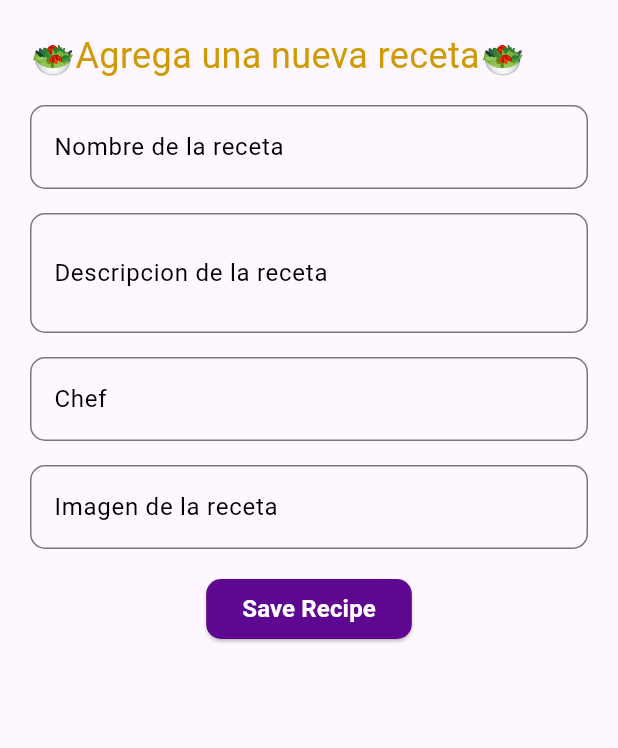
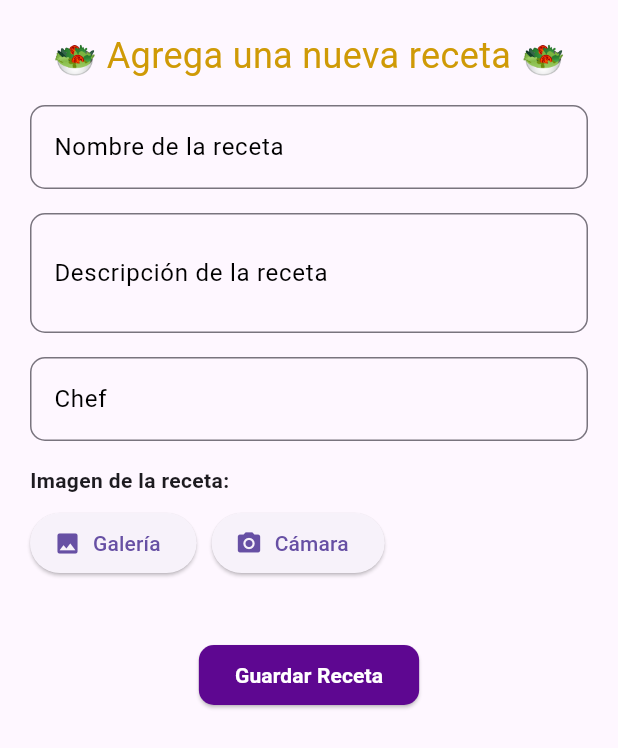
Before and after one commit to Josue-01/moviles, a Flutter app: the RecipeForm widget shown alone on an empty page, opened directly, on a phone screen of 412 x 824 dp. Shown: the top 748 px of the screen. Run offline on Flutter 3.47's test engine with Material 3 defaults, Android fonts, the phone set to English and light mode, and no system bars; our stand-ins replace image_picker; network calls fail; Roboto replaces fonts that are missing (Quicksand).

Commit message:
Ultimos cambios

```diff
--- a/lib/main.dart
+++ b/lib/main.dart
@@ -145,7 +145,7 @@ class _RecibeBokState extends State<RecibeBok> {
           child: AppBar(
             backgroundColor: const Color.fromARGB(255, 94, 7, 145),
             title: const Text(
-              ' ecetas🍽️',
+              'Recetas🍽️',
               style: TextStyle(color: Colors.white),
             ),
             actions: [
--- a/lib/screens/home_screen.dart
+++ b/lib/screens/home_screen.dart
@@ -1,54 +1,11 @@
+import 'dart:io';
+
 import 'package:flutter/material.dart';
+import 'package:image_picker/image_picker.dart';
 import 'package:provider/provider.dart';
 import 'package:proyect_recetas_comidas/providers/recipes_provider.dart';
 import 'package:proyect_recetas_comidas/screens/recipe_detail.dart';
 
-// class HomeScreen extends StatelessWidget {
-//   const HomeScreen({super.key});
-
-//   @override
-//   Widget build(BuildContext context) {
-//     // final recipesProvider = Provider.of<RecipesProvider>(context);
-//     final recipesProvider = Provider.of<RecipesProvider>(
-//       context,
-//       listen: false,
-//     );
-//     recipesProvider.FetchRecipes(); //llamamos a la funcion para que se ejecute al iniciar la app
-
-//     return Scaffold(
-//       body: Consumer<RecipesProvider>(
-//         builder: (context, provider, child) {
-//           if (provider.isLoading) {
-//             return const Center(
-//               child: CircularProgressIndicator(),
-//             ); //si no carga el dato que apareza un circulo de carga
-//           } else if (provider.recipes.isEmpty) {
-//             //en el caso de que llegue vacio, y preguntamos si esta llegando al snapchot
-//             return const Center(child: Text('No se encontraron recetas'));
-//           } else {
-//             return ListView.builder(
-//               itemCount:
-//                   provider
-//                       .recipes
-//                       .length, //para contar cuantos objetos o recetas tiene dentro del listado
-//               itemBuilder: (context, index) {
-//                 return _RecipesCard(context, provider.recipes[index]);
-//               },
-//             );
-//           }
-//         },
-//       ),
-//       //FloatingActionButton recibira un widget de
-//       floatingActionButton: FloatingActionButton(
-//         backgroundColor: Colors.orange,
-//         child: Icon(Icons.add, color: Colors.white),
-//         //onPressed es para que cuando se presione el boton haga algo
-//         onPressed: () {
-//           _showBottom(context);
-//         },
-//       ), //FloatingActionButton
-//     );
-//   }
 
 class HomeScreen extends StatelessWidget {
   const HomeScreen({super.key});
@@ -71,6 +28,7 @@ class HomeScreen extends StatelessWidget {
             fit: BoxFit.cover,
             ),
           ),
+
 
           // Contenido de recetas
           Consumer<RecipesProvider>(
@@ -186,156 +144,305 @@ class HomeScreen extends StatelessWidget {
   }
 }
 
-// formulario, para creer una receta
-class RecipeForm extends StatelessWidget {
+class RecipeForm extends StatefulWidget {
   const RecipeForm({super.key});
+
+  @override
+  State<RecipeForm> createState() => _RecipeFormState();
+}
+
+class _RecipeFormState extends State<RecipeForm> {
+  final _formKey = GlobalKey<FormState>();
+
+  final TextEditingController _nombreDeLaReceta = TextEditingController();
+  final TextEditingController _descripcionDeLaReceta = TextEditingController();
+  final TextEditingController _chef = TextEditingController();
+
+  File? _imagenSeleccionada;
+
+  Future<void> _seleccionarImagen(ImageSource source) async {
+    final picker = ImagePicker();
+    final pickedFile = await picker.pickImage(source: source);
+
+    if (pickedFile != null) {
+      setState(() {
+        _imagenSeleccionada = File(pickedFile.path);
+      });
+    }
+  }
+
+  Widget _buildTextField({
+    required String label,
+    required TextEditingController controller,
+    required String? Function(String?) validator,
+    int maxLines = 1,
+  }) {
+    return TextFormField(
+      controller: controller,
+      decoration: InputDecoration(
+        labelText: label,
+        labelStyle: TextStyle(fontFamily: 'Quicksand', color: Colors.black),
+        border: OutlineInputBorder(borderRadius: BorderRadius.circular(10)),
+        focusedBorder: OutlineInputBorder(
+          borderSide: BorderSide(color: Colors.blueAccent),
+          borderRadius: BorderRadius.circular(10),
+        ),
+      ),
+      validator: validator,
+      maxLines: maxLines,
+    );
+  }
+
   @override
   Widget build(BuildContext context) {
-    //la llamammos para que se pueda almacenar los valores de los campos
-    final _formKey =
-        GlobalKey<
-          FormState
-        >(); //FormState  para que sepa que va  guardar el estado del formulario
-    //key esta propiedad y su valor permiite a loq eu seria el valor y obtener toda la info de los campos
+    return Padding(
+      padding: const EdgeInsets.all(20),
+      child: Form(
+        key: _formKey,
+        child: ListView(
+          children: [
+            const Text(
+              '🥗 Agrega una nueva receta 🥗',
+              style: TextStyle(
+                color: Color.fromARGB(255, 207, 154, 6),
+                fontSize: 24,
+              ),
+              textAlign: TextAlign.center,
+            ),
+            const SizedBox(height: 16),
+            _buildTextField(
+              label: 'Nombre de la receta',
+              controller: _nombreDeLaReceta,
+              validator: (value) =>
+                  value == null || value.isEmpty ? 'Por favor ingrese un nombre' : null,
+            ),
+            const SizedBox(height: 16),
+            _buildTextField(
+              label: 'Descripción de la receta',
+              controller: _descripcionDeLaReceta,
+              maxLines: 2,
+              validator: (value) =>
+                  value == null || value.isEmpty ? 'Por favor ingrese la descripción' : null,
+            ),
+            const SizedBox(height: 16),
+            _buildTextField(
+              label: 'Chef',
+              controller: _chef,
+              validator: (value) =>
+                  value == null || value.isEmpty ? 'Por favor ingrese el chef' : null,
+            ),
+            const SizedBox(height: 16),
 
-    //++++++++++++++++++++++++++++++++++++++++++++++++++++++++++++++++++++++++++controladores
-
-    //ya viene con la funcionaldad integrada que lo que agregamos sera guardado en nuestro estado
-    final TextEditingController _nombreDeLaReceta = TextEditingController();
-    final TextEditingController _DescripcionDeLaReceta =
-        TextEditingController();
-    final TextEditingController _chef = TextEditingController();
-    final TextEditingController _imagenDeLareceta = TextEditingController();
-
-    //1 primero se delcara.
-    //2 Se agrega a los campos de texto.
-    //3 Se declara el widget
-
-    //++++++++++++++++++++++++++++++++++++++++++++++++++++++++++++++++++++++++++controladores
-
-    return Padding(
-      padding: EdgeInsets.all(20),
-      child: Form(
-        key: _formKey, //k inicie verticalmente
-        child: Column(
-          crossAxisAlignment: CrossAxisAlignment.start,
+            // Imagen
+            const Text('Imagen de la receta:', style: TextStyle(fontWeight: FontWeight.bold)),
+            const SizedBox(height: 8),
+            Row(
               children: [
-            Text(
-              '🥗Agrega una nueva receta🥗',
-              style: TextStyle(color: const Color.fromARGB(255, 207, 154, 6), fontSize: 24),
+                ElevatedButton.icon(
+                  onPressed: () => _seleccionarImagen(ImageSource.gallery),
+                  icon: Icon(Icons.photo),
+                  label: Text('Galería'),
                 ),
-            //height porque estamos usando columnas
-            //*************************************Nombre de la receta****************************************************** */
-            SizedBox(height: 16),
-            _buildTetextField(
-              //hay que agregar el validato al Widget personalizado
-              controler: _nombreDeLaReceta,
-              label: 'Nombre de la receta',
-              validator: (value) {
-                //validar que el campo no este vacio
-                if (value == null || value.isEmpty) {
-                  return 'Por favor ingrese un nombre';
-                }
-                return null;
-              },
+                const SizedBox(width: 10),
+                ElevatedButton.icon(
+                  onPressed: () => _seleccionarImagen(ImageSource.camera),
+                  icon: Icon(Icons.camera_alt),
+                  label: Text('Cámara'),
                 ),
-            //*************************************Descripcion de la receta****************************************************** */
-            SizedBox(height: 16),
-            _buildTetextField(
-              maxLines: 2,
-              controler: _DescripcionDeLaReceta,
-              label: 'Descripcion de la receta',
-              validator: (value) {
-                //validar que el campo no este vacio
-                if (value == null || value.isEmpty) {
-                  return 'Por favor ingrese el Autor';
-                }
-                return null;
-              },
+              ],
             ),
-            //*************************************Chef****************************************************** */
-            SizedBox(height: 16),
-            _buildTetextField(
-              controler: _chef,
-              label: 'Chef',
-              validator: (value) {
-                //validar que el campo no este vacio
-                if (value == null || value.isEmpty) {
-                  return 'Por favor ingrese el Chef';
-                }
-                return null;
-              },
+            const SizedBox(height: 16),
+            if (_imagenSeleccionada != null)
+              ClipRRect(
+                borderRadius: BorderRadius.circular(10),
+                child: Image.file(
+                  _imagenSeleccionada!,
+                  height: 150,
+                  fit: BoxFit.cover,
                 ),
-
-            //*************************************Imagen de la receta****************************************************** */
-            SizedBox(height: 16),
-            _buildTetextField(
-              controler: _imagenDeLareceta,
-              label: 'Imagen de la receta',
-              validator: (value) {
-                //validar que el campo no este vacio
-                if (value == null || value.isEmpty) {
-                  return 'Por favor ingrese la imagen';
-                }
-                return null;
-              },
               ),
-            //boton para enviar el formulario************
-            SizedBox(height: 16),
+            const SizedBox(height: 24),
 
             Center(
               child: ElevatedButton(
                 onPressed: () {
-                  if (_formKey.currentState!.validate()) {
-                    // cuando eso sea cierto cerramos el formulario
-                    Navigator.pop(context);
+                  if (_formKey.currentState!.validate() && _imagenSeleccionada != null) {
+                    // Aquí puedes hacer algo con los datos y la imagen
+                    Navigator.pop(context); // Cierra el formulario
+                  } else if (_imagenSeleccionada == null) {
+                    ScaffoldMessenger.of(context).showSnackBar(
+                      SnackBar(content: Text('Por favor seleccione una imagen')),
+                    );
                   }
                 },
                 style: ElevatedButton.styleFrom(
-                  backgroundColor:const Color.fromARGB(255, 94, 7, 145),
+                  backgroundColor: const Color.fromARGB(255, 94, 7, 145),
                   shape: RoundedRectangleBorder(
                     borderRadius: BorderRadius.circular(10),
                   ),
-                ), //Estilos al boton
-                child: Text(
-                  'Save Recipe',
-                  style: TextStyle(
-                    color: Colors.white,
-                    fontSize: 16,
-                    fontWeight: FontWeight.bold,
+                ),
+                child: const Text(
+                  'Guardar Receta',
+                  style: TextStyle(color: Colors.white, fontWeight: FontWeight.bold),
                 ),
               ),
-              ), //decoracion del TITULO DEL boton
             ),
           ],
         ),
       ),
     );
   }
+}
+// // formulario, para creer una receta
+// class RecipeForm extends StatelessWidget {
+//   const RecipeForm({super.key});
+//   @override
+//   Widget build(BuildContext context) {
+//     //la llamammos para que se pueda almacenar los valores de los campos
+//     final _formKey =
+//         GlobalKey<
+//           FormState
+//         >(); //FormState  para que sepa que va  guardar el estado del formulario
+//     //key esta propiedad y su valor permiite a loq eu seria el valor y obtener toda la info de los campos
 
-  //*******************************************WIDGET PERSONALIZADA */
+//     //++++++++++++++++++++++++++++++++++++++++++++++++++++++++++++++++++++++++++controladores
 
-  Widget _buildTetextField({
-    required String label,
-    required TextEditingController controler,
-    required String? Function(String?) validator,
-    int maxLines = 1, //esto es algo opcional no requerido como los otros
-  }) {
-    return TextFormField(
-      //decorar el input
-      decoration: InputDecoration(
-        labelText: label,
-        labelStyle: TextStyle(fontFamily: 'Quicksand', color: Colors.black),
-        //OutlineInputBorder, indica que estamos personalizando el borde de nuestro campo
-        border: OutlineInputBorder(borderRadius: BorderRadius.circular(10)),
-        //estilo para que cada vez que seleccionemos el campo nuestro label pase a ser parte de nuestos border
-        focusedBorder: OutlineInputBorder(
-          borderSide: BorderSide(color: Colors.blueAccent, width: 1),
-          borderRadius: BorderRadius.circular(10),
-        ),
-      ),
-      validator: validator, //validador
-      maxLines: maxLines, //maximos de lineas
-    );
-  }
-}
+//     //ya viene con la funcionaldad integrada que lo que agregamos sera guardado en nuestro estado
+//     final TextEditingController _nombreDeLaReceta = TextEditingController();
+//     final TextEditingController _DescripcionDeLaReceta =
+//         TextEditingController();
+//     final TextEditingController _chef = TextEditingController();
+//     final TextEditingController _imagenDeLareceta = TextEditingController();
+
+//     //1 primero se delcara.
+//     //2 Se agrega a los campos de texto.
+//     //3 Se declara el widget
+
+//     //++++++++++++++++++++++++++++++++++++++++++++++++++++++++++++++++++++++++++controladores
+
+//     return Padding(
+//       padding: EdgeInsets.all(20),
+//       child: Form(
+//         key: _formKey, //k inicie verticalmente
+//         child: Column(
+//           crossAxisAlignment: CrossAxisAlignment.start,
+//           children: [
+//             Text(
+//               '🥗Agrega una nueva receta🥗',
+//               style: TextStyle(color: const Color.fromARGB(255, 207, 154, 6), fontSize: 24),
+//             ),
+//             //height porque estamos usando columnas
+//             //*************************************Nombre de la receta****************************************************** */
+//             SizedBox(height: 16),
+//             _buildTetextField(
+//               //hay que agregar el validato al Widget personalizado
+//               controler: _nombreDeLaReceta,
+//               label: 'Nombre de la receta',
+//               validator: (value) {
+//                 //validar que el campo no este vacio
+//                 if (value == null || value.isEmpty) {
+//                   return 'Por favor ingrese un nombre';
+//                 }
+//                 return null;
+//               },
+//             ),
+//             //*************************************Descripcion de la receta****************************************************** */
+//             SizedBox(height: 16),
+//             _buildTetextField(
+//               maxLines: 2,
+//               controler: _DescripcionDeLaReceta,
+//               label: 'Descripcion de la receta',
+//               validator: (value) {
+//                 //validar que el campo no este vacio
+//                 if (value == null || value.isEmpty) {
+//                   return 'Por favor ingrese el Autor';
+//                 }
+//                 return null;
+//               },
+//             ),
+//             //*************************************Chef****************************************************** */
+//             SizedBox(height: 16),
+//             _buildTetextField(
+//               controler: _chef,
+//               label: 'Chef',
+//               validator: (value) {
+//                 //validar que el campo no este vacio
+//                 if (value == null || value.isEmpty) {
+//                   return 'Por favor ingrese el Chef';
+//                 }
+//                 return null;
+//               },
+//             ),
+
+//             //*************************************Imagen de la receta****************************************************** */
+//             SizedBox(height: 16),
+//             _buildTetextField(
+//               controler: _imagenDeLareceta,
+//               label: 'Imagen de la receta',
+//               validator: (value) {
+//                 //validar que el campo no este vacio
+//                 if (value == null || value.isEmpty) {
+//                   return 'Por favor ingrese la imagen';
+//                 }
+//                 return null;
+//               },
+//             ),
+//             //boton para enviar el formulario************
+//             SizedBox(height: 16),
+
+//             Center(
+//               child: ElevatedButton(
+//                 onPressed: () {
+//                   if (_formKey.currentState!.validate()) {
+//                     // cuando eso sea cierto cerramos el formulario
+//                     Navigator.pop(context);
+//                   }
+//                 },
+//                 style: ElevatedButton.styleFrom(
+//                   backgroundColor:const Color.fromARGB(255, 94, 7, 145),
+//                   shape: RoundedRectangleBorder(
+//                     borderRadius: BorderRadius.circular(10),
+//                   ),
+//                 ), //Estilos al boton
+//                 child: Text(
+//                   'Save Recipe',
+//                   style: TextStyle(
+//                     color: Colors.white,
+//                     fontSize: 16,
+//                     fontWeight: FontWeight.bold,
+//                   ),
+//                 ),
+//               ), //decoracion del TITULO DEL boton
+//             ),
+//           ],
+//         ),
+//       ),
+//     );
+//   }
+
+//   //*******************************************WIDGET PERSONALIZADA */
+
+//   Widget _buildTetextField({
+//     required String label,
+//     required TextEditingController controler,
+//     required String? Function(String?) validator,
+//     int maxLines = 1, //esto es algo opcional no requerido como los otros
+//   }) {
+//     return TextFormField(
+//       //decorar el input
+//       decoration: InputDecoration(
+//         labelText: label,
+//         labelStyle: TextStyle(fontFamily: 'Quicksand', color: Colors.black),
+//         //OutlineInputBorder, indica que estamos personalizando el borde de nuestro campo
+//         border: OutlineInputBorder(borderRadius: BorderRadius.circular(10)),
+//         //estilo para que cada vez que seleccionemos el campo nuestro label pase a ser parte de nuestos border
+//         focusedBorder: OutlineInputBorder(
+//           borderSide: BorderSide(color: Colors.blueAccent, width: 1),
+//           borderRadius: BorderRadius.circular(10),
+//         ),
+//       ),
+//       validator: validator, //validador
+//       maxLines: maxLines, //maximos de lineas
+//     );
+//   }
+// }
--- a/pubspec.yaml
+++ b/pubspec.yaml
@@ -32,11 +32,15 @@ dependencies:
     sdk: flutter
   http: ^1.1.0
   provider: ^6.1.4 # para el manejo de estado
+
   # http para consumir el api
 
   # The following adds the Cupertino Icons font to your application.
   # Use with the CupertinoIcons class for iOS style icons.
   cupertino_icons: ^1.0.8
+  image_picker: ^1.1.2
+
+permission_handler: ^11.3.0
 
 dev_dependencies:
   flutter_test:
```
Also changed, not shown: pubspec.lock, 7 other files. Lines whose indentation alone changed are shown as unchanged.
